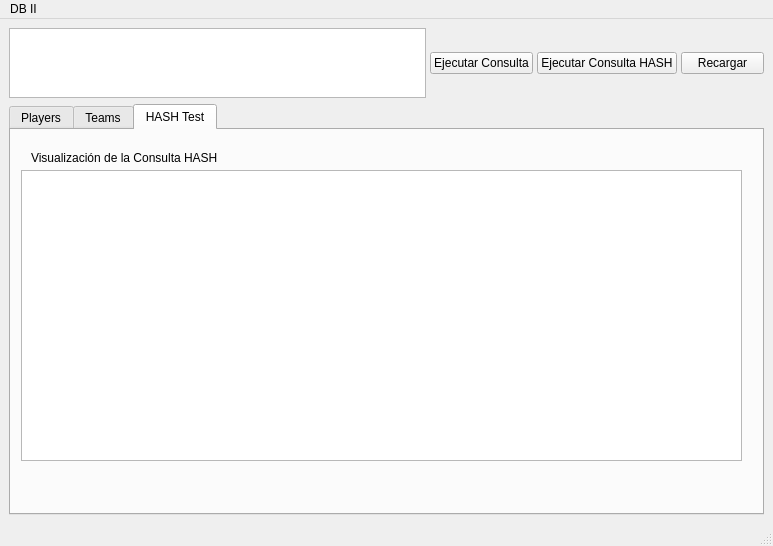
Old version of the form InterfazGrafica/ProyectoInterfaz/mainwindow.ui in the repository christianledgard/proyecto-DB2.
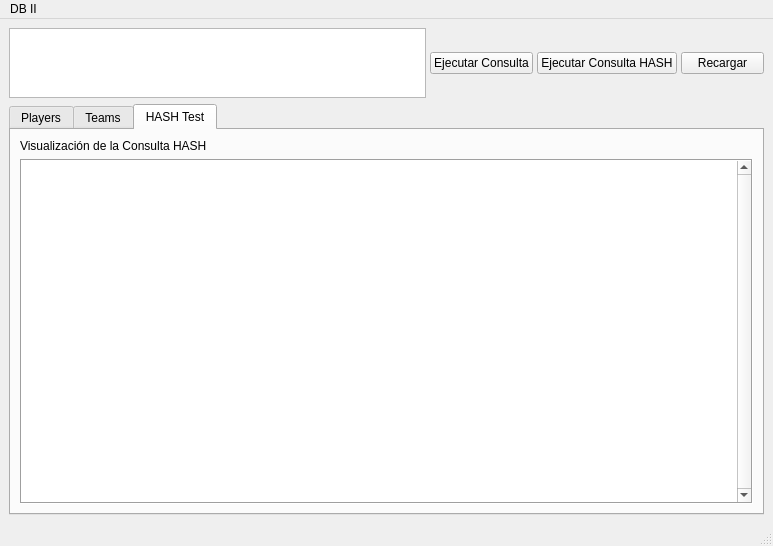
New version of the form.

The edit to the form file:
```diff
--- a/InterfazGrafica/ProyectoInterfaz/mainwindow.ui
+++ b/InterfazGrafica/ProyectoInterfaz/mainwindow.ui
@@ -92,32 +92,31 @@
          <attribute name="title">
           <string>HASH Test</string>
          </attribute>
-         <widget class="QPlainTextEdit" name="consultaHashOut">
-          <property name="geometry">
-           <rect>
-            <x>10</x>
-            <y>40</y>
-            <width>721</width>
-            <height>291</height>
-           </rect>
-          </property>
-          <property name="readOnly">
-           <bool>true</bool>
-          </property>
-         </widget>
-         <widget class="QLabel" name="label">
-          <property name="geometry">
-           <rect>
-            <x>20</x>
-            <y>20</y>
-            <width>231</width>
-            <height>16</height>
-           </rect>
-          </property>
-          <property name="text">
-           <string>Visualización de la Consulta HASH</string>
-          </property>
-         </widget>
+         <layout class="QVBoxLayout" name="verticalLayout">
+          <item>
+           <widget class="QLabel" name="label">
+            <property name="text">
+             <string>Visualización de la Consulta HASH</string>
+            </property>
+           </widget>
+          </item>
+          <item>
+           <widget class="QPlainTextEdit" name="consultaHashOut">
+            <property name="frameShape">
+             <enum>QFrame::Box</enum>
+            </property>
+            <property name="verticalScrollBarPolicy">
+             <enum>Qt::ScrollBarAlwaysOn</enum>
+            </property>
+            <property name="readOnly">
+             <bool>true</bool>
+            </property>
+            <property name="overwriteMode">
+             <bool>true</bool>
+            </property>
+           </widget>
+          </item>
+         </layout>
         </widget>
        </widget>
       </item>
```
